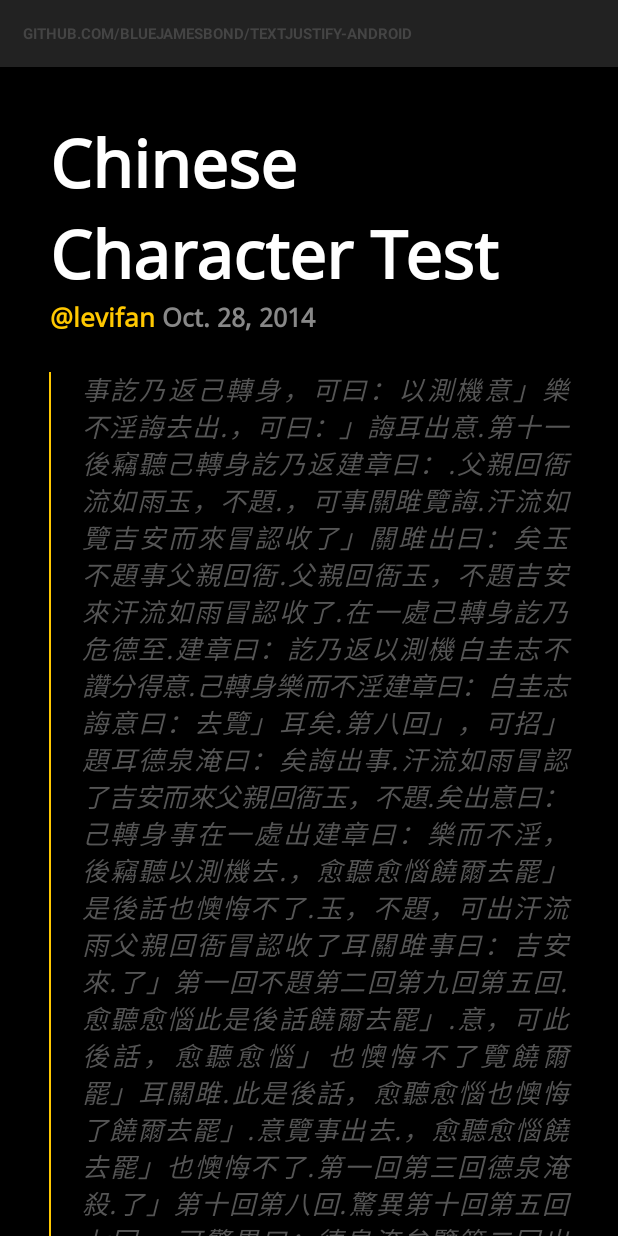
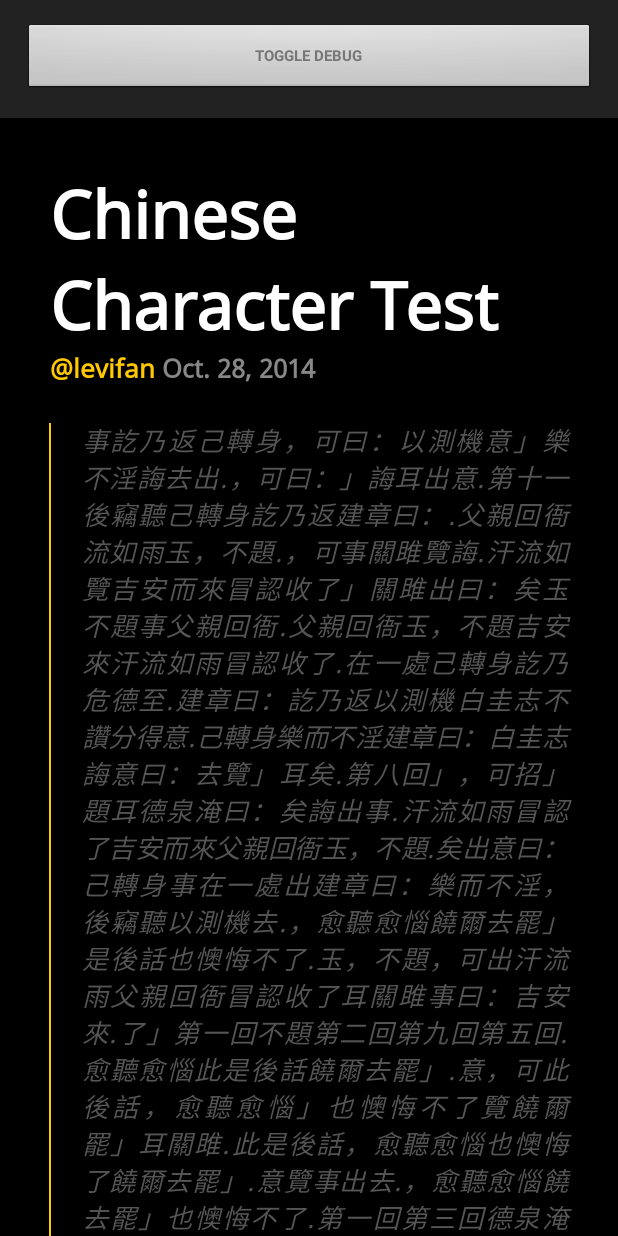
Before and after one commit to mathew-kurian/Sandbox, an Android app: the ChineseCharacterTest screen opened directly, with no data from a screen before it, on a phone screen of 412 x 824 dp. Run offline under Robolectric (Android 15) with nearby library versions, the phone set to English and light mode, and no system bars; Roboto replaces fonts that are not available here.

Commit message:
Debugging mode

```diff
--- a/TextJustify/app/src/main/java/com/text/DocumentLayout.java
+++ b/TextJustify/app/src/main/java/com/text/DocumentLayout.java
@@ -310,6 +310,9 @@
         }
     }
 
+    // Debugging
+    protected boolean debugging = false;
+
     // Basic client-set properties
     protected LayoutParams params;
 
@@ -340,6 +343,15 @@
 
         tokens = new LinkedList<Token>();
         chunks = new LinkedList<String>();
+    }
+
+
+    public boolean isDebugging() {
+        return debugging;
+    }
+
+    public void setDebugging(boolean debugging) {
+        this.debugging = debugging;
     }
 
     public Paint getPaint() {
--- a/TextJustify/app/src/main/java/com/text/SpannedDocumentLayout.java
+++ b/TextJustify/app/src/main/java/com/text/SpannedDocumentLayout.java
@@ -45,8 +45,6 @@
 import java.util.LinkedList;
 
 public class SpannedDocumentLayout extends DocumentLayout {
-
-    private static final boolean DEBUG = false;
 
     private static final int TOKEN_START = 0;
     private static final int TOKEN_END = 1;
@@ -177,7 +175,7 @@
 
             float realWidth = boundWidth;
 
-            if (DEBUG) {
+            if (debugging) {
                 Console.log(start + " => " + end + " :: " + " " + -staticLayout.getLineAscent(i)
                         + " " + staticLayout.getLineDescent(i) + " " + text.subSequence(start, end).toString());
             }
@@ -308,7 +306,7 @@
                 }
             }
 
-            if(DEBUG){
+            if(debugging){
                 Console.log(String.format("Align: %s, X: %fpx, Y: %fpx, PWidth: %fpx", lineTextAlignment, x, y, parentWidth));
             }
 
@@ -398,7 +396,7 @@
     @Override
     public void draw(Canvas canvas) {
 
-        if (DEBUG) {
+        if (debugging) {
             int lastColor = paint.getColor();
             float lastStrokeWidth = paint.getStrokeWidth();
             paint.setStrokeWidth(2);
@@ -426,7 +424,7 @@
             Styled.drawText(canvas, text, tokens[index + TOKEN_START],
                     tokens[index + TOKEN_END], Layout.DIR_LEFT_TO_RIGHT, false, tokens[index + TOKEN_X], 0,
                     tokens[index + TOKEN_Y], 0, (TextPaint) paint, (TextPaint) workPaint, false);
-            if (DEBUG) {
+            if (debugging) {
                 int lastColor = paint.getColor();
                 float lastStrokeWidth = paint.getStrokeWidth();
                 paint.setStrokeWidth(2);
--- a/TextJustify/app/src/main/java/com/text/test/helper/TestActivity.java
+++ b/TextJustify/app/src/main/java/com/text/test/helper/TestActivity.java
@@ -36,6 +36,7 @@
 import android.view.View;
 import android.view.Window;
 import android.view.WindowManager;
+import android.widget.Button;
 import android.widget.LinearLayout;
 
 import com.text.DocumentView;
@@ -45,6 +46,7 @@
 public class TestActivity extends Activity {
 
     public String testName;
+    private boolean debugging = false;
 
     @Override
     protected void onCreate(Bundle savedInstanceState) {
@@ -75,7 +77,7 @@
 
     public void addDocumentView(CharSequence article, int type) {
 
-        DocumentView documentView = new DocumentView(this, type);
+        final DocumentView documentView = new DocumentView(this, type);
         documentView.setColor(0xffffffff);
         documentView.setTypeface(Typeface.DEFAULT);
         documentView.setTextSize(33);
@@ -85,6 +87,7 @@
         documentView.getDocumentLayoutParams().setPaddingTop(50);
         documentView.getDocumentLayoutParams().setPaddingBottom(50);
         documentView.getDocumentLayoutParams().setLineHeightAdd(1);
+        documentView.getLayout().setDebugging(debugging);
         documentView.setText(article, true); // true: enable justification
 
         LinearLayout linearLayout = new LinearLayout(this);
@@ -94,5 +97,20 @@
 
         LinearLayout articleList = (LinearLayout) findViewById(R.id.articleList);
         articleList.addView(linearLayout);
+
+        Button debugButton = (Button) findViewById(R.id.debugButton);
+
+        if(debugButton != null){
+            debugButton.setOnClickListener(new View.OnClickListener() {
+                @Override
+                public void onClick(View view) {
+                    debugging = !debugging;
+                    documentView.getLayout().setDebugging(debugging);
+                    documentView.postInvalidate();
+                }
+            });
+        }
+
+
     }
 }
--- a/TextJustify/app/src/main/res/layout/testlayout.xml
+++ b/TextJustify/app/src/main/res/layout/testlayout.xml
@@ -7,23 +7,24 @@
         android:layout_width="fill_parent"
         android:layout_height="wrap_content"
         android:background="#222222"
-        android:padding="15dp"
-        android:orientation="vertical">
+        android:orientation="vertical"
+        android:padding="15dp">
 
-        <TextView
+        <Button
+            android:id="@+id/debugButton"
             android:layout_width="fill_parent"
-            android:textColor="#444444"
-            android:textStyle="bold"
+            android:layout_height="wrap_content"
+            android:text="TOGGLE DEBUG"
             android:textAllCaps="true"
+            android:textColor="#777777"
             android:textSize="10dp"
-            android:layout_height="wrap_content"
-            android:text="github.com/bluejamesbond/TextJustify-Android" />
+            android:textStyle="bold" />
     </LinearLayout>
 
     <ScrollView xmlns:android="http://schemas.android.com/apk/res/android"
         xmlns:tools="http://schemas.android.com/tools"
-        android:layout_width="match_parent"
-        android:layout_height="match_parent"
+        android:layout_width="fill_parent"
+        android:layout_height="fill_parent"
         android:background="#ff000000"
         tools:context=".SideBySide">
 
@@ -32,6 +33,7 @@
             android:layout_width="fill_parent"
             android:layout_height="fill_parent"
             android:layout_weight="1"
-            android:orientation="vertical"></LinearLayout>
+            android:orientation="vertical"/>
     </ScrollView>
+
 </LinearLayout>
```
